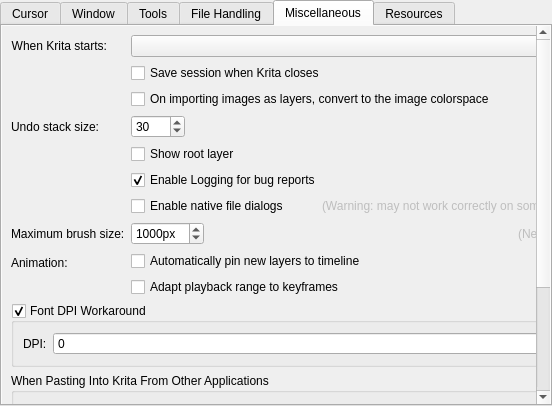
First picture: the form in libs/ui/forms/wdggeneralsettings.ui, repository KDE/krita, before the edit.
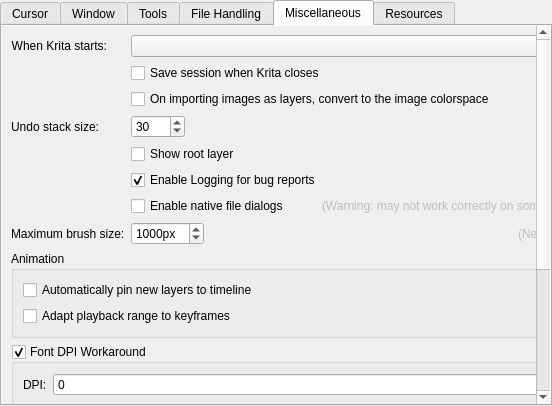
Second picture: the form after the edit. The open tabs and pages were chosen to show the change. Custom widgets are drawn as their Qt base class.

Commit message: Merge Animation checkboxes too

```diff
--- a/libs/ui/forms/wdggeneralsettings.ui
+++ b/libs/ui/forms/wdggeneralsettings.ui
@@ -1078,29 +1078,13 @@
              </layout>
             </widget>
            </item>
-           <item row="8" column="0">
-            <widget class="QLabel" name="label_16">
-             <property name="text">
-              <string>Animation:</string>
+           <item row="8" column="0" colspan="2">
+            <widget class="QGroupBox" name="groupBox_5">
+             <property name="title">
+              <string>Animation</string>
              </property>
-            </widget>
-           </item>
-           <item row="8" column="1">
-            <widget class="QWidget" name="widget_5" native="true">
-             <layout class="QVBoxLayout" name="verticalLayout_5">
-              <property name="leftMargin">
-               <number>0</number>
-              </property>
-              <property name="topMargin">
-               <number>0</number>
-              </property>
-              <property name="rightMargin">
-               <number>0</number>
-              </property>
-              <property name="bottomMargin">
-               <number>0</number>
-              </property>
-              <item>
+             <layout class="QFormLayout" name="formLayout_15">
+              <item row="0" column="0">
                <widget class="QCheckBox" name="m_chkAutoPin">
                 <property name="enabled">
                  <bool>true</bool>
@@ -1113,7 +1097,7 @@
                 </property>
                </widget>
               </item>
-              <item>
+              <item row="1" column="0">
                <widget class="QCheckBox" name="m_chkAdaptivePlaybackRange">
                 <property name="text">
                  <string>Adapt playback range to keyframes</string>
```
